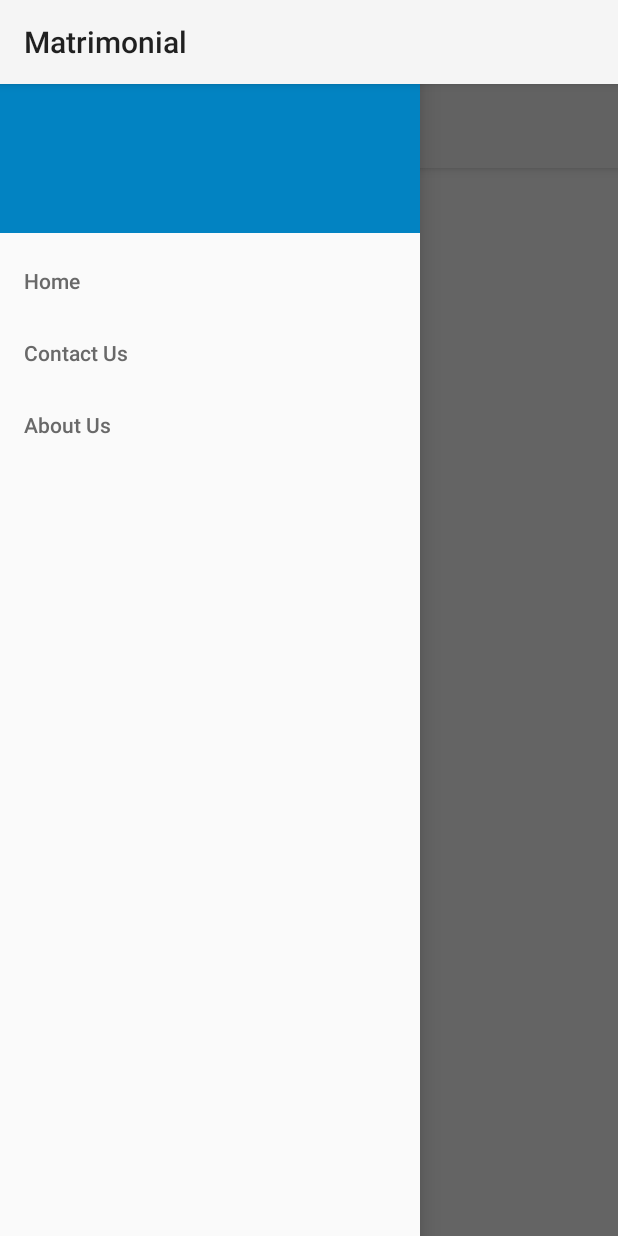
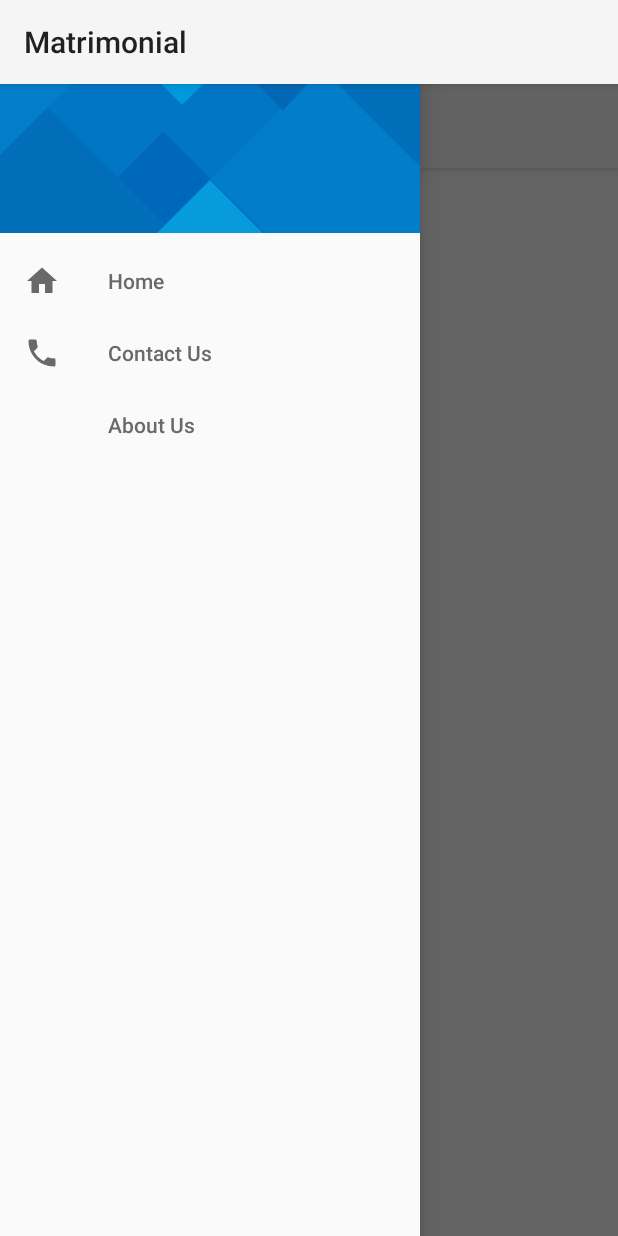
Before and after one commit to YasheshTagariwala/matrimonial-, an Android app: the MainActivity screen opened directly, with no data from a screen before it, with the side drawer open, on a phone screen of 412 x 824 dp. Run offline under Robolectric (Android 15) with nearby library versions, the phone set to English and light mode, and no system bars.

Commit message:
Layout setup

```diff
--- a/app/build.gradle
+++ b/app/build.gradle
@@ -22,8 +22,8 @@
 
 dependencies {
     implementation fileTree(include: ['*.jar'], dir: 'libs')
+    implementation 'com.android.support.constraint:constraint-layout:1.1.2'
     implementation 'com.android.support:appcompat-v7:27.1.1'
-    implementation 'com.android.support.constraint:constraint-layout:1.1.2'
     implementation 'com.android.support:design:27.1.1'
     implementation 'com.android.support:cardview-v7:27.1.1'
     implementation 'com.squareup.okhttp:okhttp:2.7.0'
--- /dev/null
+++ b/app/src/main/res/drawable/nav_contact_us.xml
@@ -0,0 +1,5 @@
+<vector android:height="24dp" android:tint="#FFFFFF"
+    android:viewportHeight="24.0" android:viewportWidth="24.0"
+    android:width="24dp" xmlns:android="http://schemas.android.com/apk/res/android">
+    <path android:fillColor="#FF000000" android:pathData="M6.62,10.79c1.44,2.83 3.76,5.14 6.59,6.59l2.2,-2.2c0.27,-0.27 0.67,-0.36 1.02,-0.24 1.12,0.37 2.33,0.57 3.57,0.57 0.55,0 1,0.45 1,1V20c0,0.55 -0.45,1 -1,1 -9.39,0 -17,-7.61 -17,-17 0,-0.55 0.45,-1 1,-1h3.5c0.55,0 1,0.45 1,1 0,1.25 0.2,2.45 0.57,3.57 0.11,0.35 0.03,0.74 -0.25,1.02l-2.2,2.2z"/>
+</vector>
--- /dev/null
+++ b/app/src/main/res/drawable/nav_home.xml
@@ -0,0 +1,5 @@
+<vector android:height="24dp" android:tint="#FFFFFF"
+    android:viewportHeight="24.0" android:viewportWidth="24.0"
+    android:width="24dp" xmlns:android="http://schemas.android.com/apk/res/android">
+    <path android:fillColor="#FF000000" android:pathData="M10,20v-6h4v6h5v-8h3L12,3 2,12h3v8z"/>
+</vector>
--- a/app/src/main/res/layout/nav_header_main.xml
+++ b/app/src/main/res/layout/nav_header_main.xml
@@ -5,30 +5,22 @@
     android:background="@color/colorAccent"
     android:gravity="center"
     android:orientation="vertical"
-    android:paddingBottom="@dimen/nav_header_vertical_spacing"
-    android:paddingLeft="@dimen/nav_header_vertical_spacing"
-    android:paddingRight="@dimen/nav_header_vertical_spacing"
-    android:paddingTop="@dimen/nav_header_vertical_spacing"
     android:theme="@style/ThemeOverlay.AppCompat.Dark">
 
     <ImageView
-        android:id="@+id/imageView"
-        android:layout_width="wrap_content"
-        android:layout_height="wrap_content"
-        android:layout_gravity="start|center_vertical"
-        android:layout_marginTop="15dp"
-        android:paddingTop="@dimen/nav_header_vertical_spacing"
-        android:contentDescription="@string/content_description_image_view"
-        android:background="@android:color/transparent"/>
+        android:layout_width="match_parent"
+        android:layout_height="match_parent"
+        android:id="@+id/nav_imgView"
+        android:scaleType="centerCrop"
+        android:src="@drawable/nav_bg"
+        android:contentDescription="@string/content_description_image_view"/>
 
     <TextView
         android:id="@+id/company_name"
         android:layout_width="match_parent"
         android:layout_height="@dimen/nav_user_name_height"
-        android:layout_below="@id/imageView"
+        android:layout_below="@id/nav_imgView"
         android:gravity="bottom"
-        android:paddingTop="@dimen/nav_header_vertical_spacing"
-        android:layout_marginTop="15dp"
         android:textAppearance="@style/TextAppearance.AppCompat.Body1" />
 
 </RelativeLayout>
--- a/app/src/main/res/menu/activity_main_drawer.xml
+++ b/app/src/main/res/menu/activity_main_drawer.xml
@@ -4,11 +4,13 @@
     <group android:checkableBehavior="single">
         <item
             android:id="@+id/nav_home"
-            android:title="@string/nav_home" />
+            android:title="@string/nav_home"
+            android:icon="@drawable/nav_home"/>
 
         <item
             android:id="@+id/nav_contact_us"
-            android:title="@string/nav_contact_us" />
+            android:title="@string/nav_contact_us"
+            android:icon="@drawable/nav_contact_us"/>
 
         <item
             android:id="@+id/nav_about_us"
--- a/app/src/main/res/values/strings.xml
+++ b/app/src/main/res/values/strings.xml
@@ -14,7 +14,7 @@
     <string name="label_password">Password</string>
 
     <!-- Navigation Menu strings -->
-    <string name="content_description_image_view">Image</string>
+    <string name="content_description_image_view">Navigation menu image</string>
     <string name="nav_home">Home</string>
     <string name="nav_contact_us">Contact Us</string>
     <string name="nav_about_us">About Us</string>
```
Also changed, not shown: app/src/main/res/drawable/nav_bg.png (added).
